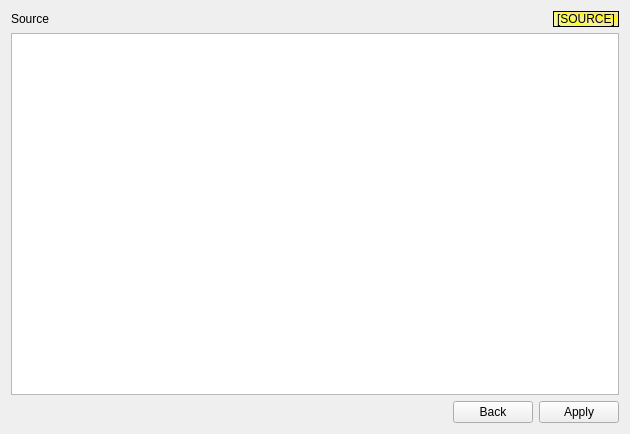
Qt form app_new/frmsampling.ui (doublebyte1/app_solution) before a commit.
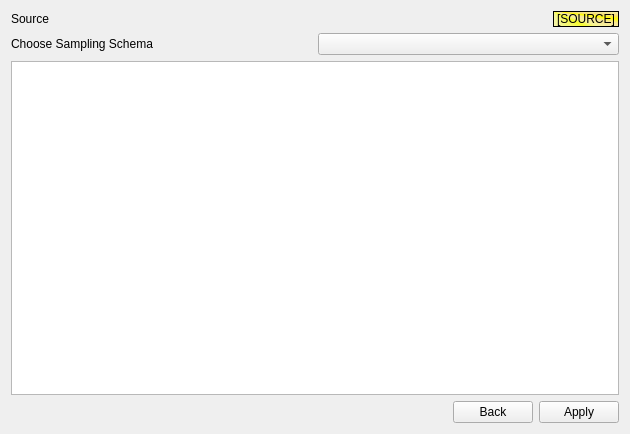
The same form after that commit.

Patch:
```diff
--- a/app_new/frmsampling.ui
+++ b/app_new/frmsampling.ui
@@ -51,6 +51,20 @@
      </item>
     </layout>
    </item>
+   <item>
+    <layout class="QHBoxLayout" name="horizontalLayout_3">
+     <item>
+      <widget class="QLabel" name="label_2">
+       <property name="text">
+        <string>Choose Sampling Schema</string>
+       </property>
+      </widget>
+     </item>
+     <item>
+      <widget class="QComboBox" name="cmbSchema"/>
+     </item>
+    </layout>
+   </item>
    <item>
     <widget class="QTableView" name="tableView">
      <property name="editTriggers">
@@ -59,12 +73,6 @@
      <property name="alternatingRowColors">
       <bool>true</bool>
      </property>
-     <property name="selectionMode">
-      <enum>QAbstractItemView::NoSelection</enum>
-     </property>
-     <attribute name="horizontalHeaderVisible">
-      <bool>false</bool>
-     </attribute>
     </widget>
    </item>
    <item>
```
Left out of the diff: 20 changed lines with no effect on the pictures.
